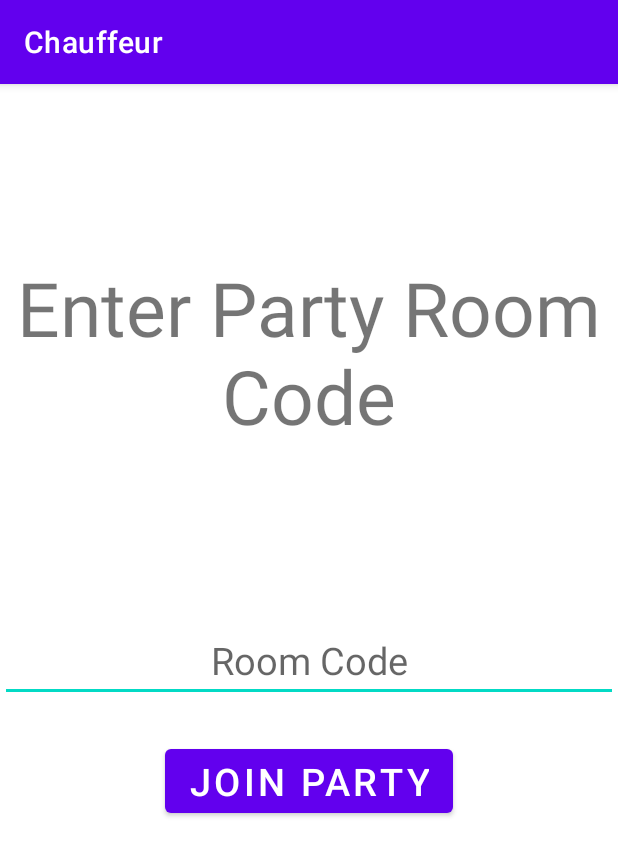
After one commit to RetroPugalicious/Chauffeur, an Android app: the RoomJoinActivity screen opened directly, with no data from a screen before it, on a phone screen of 412 x 824 dp. The commit adds this screen. Shown: the top 856 px of the screen. Run offline under Robolectric (Android 15) with nearby library versions, the phone set to English and light mode, and no system bars.

Commit message:
Solo vs Party Join

```diff
--- a/app/src/main/AndroidManifest.xml
+++ b/app/src/main/AndroidManifest.xml
@@ -9,6 +9,9 @@
         android:roundIcon="@mipmap/ic_launcher_round"
         android:supportsRtl="true"
         android:theme="@style/Theme.Chauffeur">
+        <activity
+            android:name=".RoomJoinActivity"
+            android:exported="true" />
         <activity
             android:name=".RoomActivity"
             android:exported="true" />
--- /dev/null
+++ b/app/src/main/java/com/rnb/chauffeur/RoomJoinActivity.java
@@ -0,0 +1,14 @@
+package com.rnb.chauffeur;
+
+import androidx.appcompat.app.AppCompatActivity;
+
+import android.os.Bundle;
+
+public class RoomJoinActivity extends AppCompatActivity {
+
+    @Override
+    protected void onCreate(Bundle savedInstanceState) {
+        super.onCreate(savedInstanceState);
+        setContentView(R.layout.activity_room_join);
+    }
+}
--- /dev/null
+++ b/app/src/main/res/layout/activity_room_join.xml
@@ -0,0 +1,46 @@
+<?xml version="1.0" encoding="utf-8"?>
+<androidx.constraintlayout.widget.ConstraintLayout xmlns:android="http://schemas.android.com/apk/res/android"
+    xmlns:app="http://schemas.android.com/apk/res-auto"
+    xmlns:tools="http://schemas.android.com/tools"
+    android:layout_width="match_parent"
+    android:layout_height="match_parent"
+    tools:context=".RoomJoinActivity">
+
+    <TextView
+        android:layout_width="match_parent"
+        android:layout_height="wrap_content"
+        app:layout_constraintTop_toTopOf="parent"
+        app:layout_constraintBottom_toTopOf="@id/roomCodeEditText"
+        android:gravity="center"
+        android:text="@string/enterCodePrompt"
+        android:textSize="50sp"
+        >
+    </TextView>
+
+    <EditText
+        android:id="@+id/roomCodeEditText"
+        android:layout_width="match_parent"
+        android:layout_height="wrap_content"
+        app:layout_constraintTop_toTopOf="parent"
+        app:layout_constraintBottom_toBottomOf="parent"
+        android:gravity="center"
+        android:hint="@string/roomCodeHint"
+        android:textSize="25sp"
+        >
+    </EditText>
+
+    <Button
+        android:id="@+id/joinButton"
+        android:layout_width="wrap_content"
+        android:layout_height="wrap_content"
+        app:layout_constraintLeft_toLeftOf="parent"
+        app:layout_constraintRight_toRightOf="parent"
+        app:layout_constraintTop_toBottomOf="@id/roomCodeEditText"
+        android:layout_marginTop="25dp"
+        android:text="@string/join_party"
+        android:textSize="25sp"
+        >
+
+    </Button>
+
+</androidx.constraintlayout.widget.ConstraintLayout>
--- a/app/src/main/res/values/strings.xml
+++ b/app/src/main/res/values/strings.xml
@@ -3,8 +3,10 @@
     <string name="app_description">Let us show you around!</string>
     <string name="soloStart">Solo</string>
     <string name="partyStart">Party</string>
-    <!-- TODO: Remove or change this placeholder text -->
     <string name="hello_blank_fragment">Hello blank fragment</string>
     <string name="rangeSelection">How far do you want to travel?</string>
     <string name="PLACEHOLDER">PLACEHOLDER</string>
+    <string name="roomCodeHint">Room Code</string>
+    <string name="enterCodePrompt">Enter Party Room Code</string>
+    <string name="join_party">Join Party</string>
 </resources>
```
Also changed, not shown: app/src/main/java/com/rnb/chauffeur/LeaderFragment.java (added, +64 -0 lines), app/src/main/java/com/rnb/chauffeur/MainActivity.java (+26 -1 lines), app/src/main/java/com/rnb/chauffeur/MemberFragment.java (added, +64 -0 lines), app/src/main/java/com/rnb/chauffeur/RoomActivity.java (+12 -0 lines), app/src/main/res/layout/activity_room.xml (+8 -39 lines), app/src/main/res/layout/fragment_leader.xml (added, +47 -0 lines), app/src/main/res/layout/fragment_member.xml (added, +14 -0 lines).
